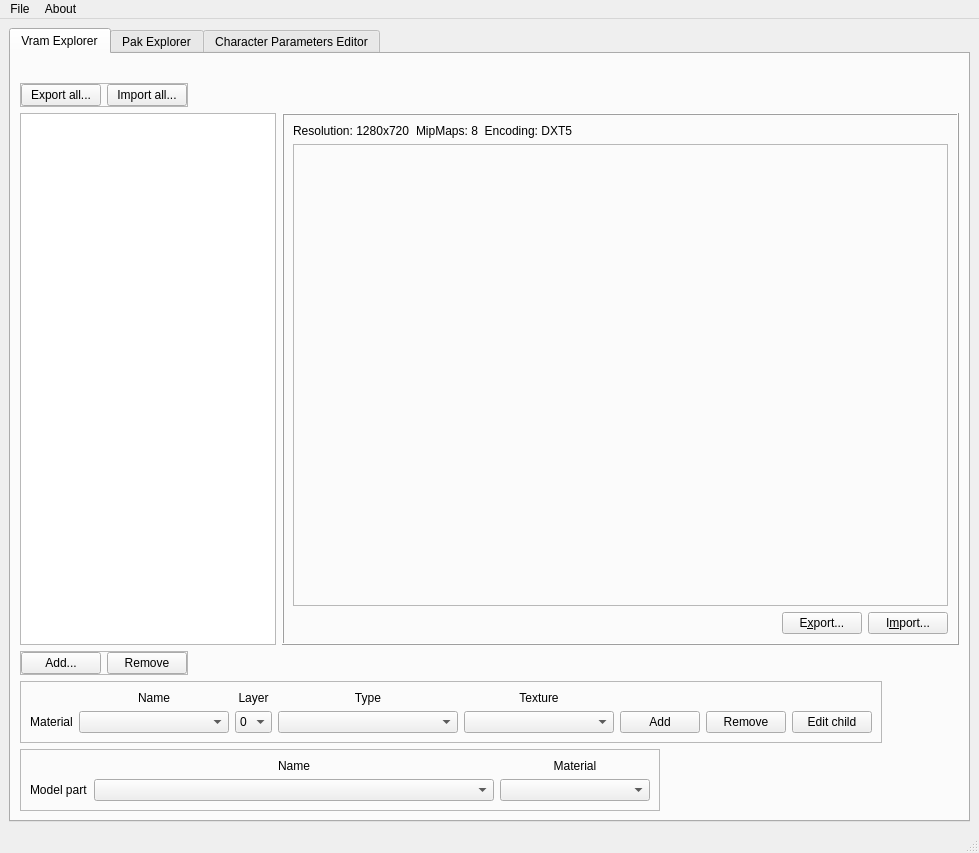
adsl14/Raging-tools, file lib/design/Raging_Tools/Raging_Tools.ui: the form before one commit.
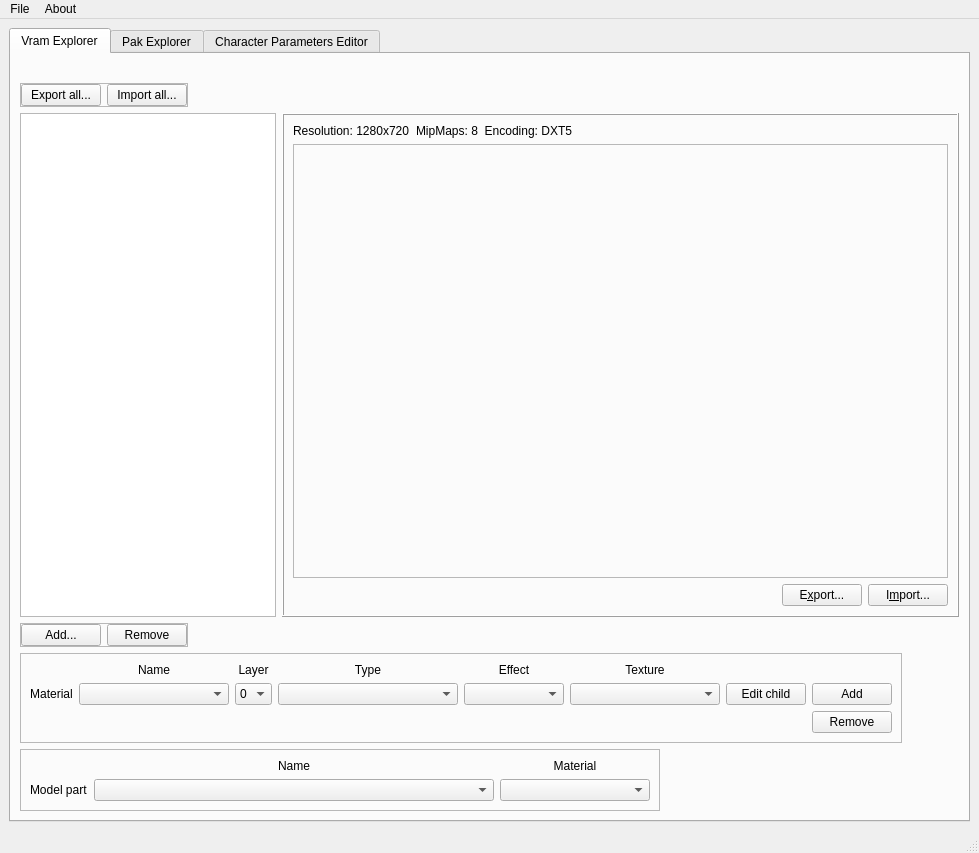
The form after the commit. Icons and pictures are not drawn.

Commit message: Added the effect of the layer (map1, damage). The layer type and effect will now be searched by the name instead by the original offset

What changed in the file:
```diff
--- a/lib/design/Raging_Tools/Raging_Tools.ui
+++ b/lib/design/Raging_Tools/Raging_Tools.ui
@@ -471,6 +471,16 @@
            <property name="horizontalSpacing">
             <number>6</number>
            </property>
+           <item row="1" column="6">
+            <widget class="QLabel" name="textureText">
+             <property name="text">
+              <string>Texture</string>
+             </property>
+             <property name="alignment">
+              <set>Qt::AlignCenter</set>
+             </property>
+            </widget>
+           </item>
            <item row="3" column="0">
             <widget class="QLabel" name="materialText">
              <property name="sizePolicy">
@@ -506,16 +516,6 @@
              </property>
             </widget>
            </item>
-           <item row="1" column="5">
-            <widget class="QLabel" name="textureText">
-             <property name="text">
-              <string>Texture</string>
-             </property>
-             <property name="alignment">
-              <set>Qt::AlignCenter</set>
-             </property>
-            </widget>
-           </item>
            <item row="1" column="4">
             <widget class="QLabel" name="typeText">
              <property name="text">
@@ -526,19 +526,6 @@
              </property>
             </widget>
            </item>
-           <item row="3" column="8">
-            <widget class="QPushButton" name="removeMaterialButton">
-             <property name="sizePolicy">
-              <sizepolicy hsizetype="Preferred" vsizetype="Fixed">
-               <horstretch>0</horstretch>
-               <verstretch>0</verstretch>
-              </sizepolicy>
-             </property>
-             <property name="text">
-              <string>Remove</string>
-             </property>
-            </widget>
-           </item>
            <item row="3" column="3">
             <widget class="QComboBox" name="layerVal">
              <property name="sizePolicy">
@@ -615,19 +602,6 @@
              </property>
             </widget>
            </item>
-           <item row="3" column="7">
-            <widget class="QPushButton" name="addMaterialButton">
-             <property name="sizePolicy">
-              <sizepolicy hsizetype="Preferred" vsizetype="Fixed">
-               <horstretch>0</horstretch>
-               <verstretch>0</verstretch>
-              </sizepolicy>
-             </property>
-             <property name="text">
-              <string>Add</string>
-             </property>
-            </widget>
-           </item>
            <item row="1" column="3">
             <widget class="QLabel" name="layerText">
              <property name="sizePolicy">
@@ -654,7 +628,7 @@
              </property>
             </widget>
            </item>
-           <item row="3" column="5">
+           <item row="3" column="6">
             <widget class="QComboBox" name="textureVal">
              <property name="sizePolicy">
               <sizepolicy hsizetype="Preferred" vsizetype="Fixed">
@@ -676,13 +650,59 @@
              </property>
             </widget>
            </item>
-           <item row="3" column="9">
+           <item row="3" column="7">
             <widget class="QPushButton" name="editMaterialChildrenButton">
              <property name="text">
               <string>Edit child</string>
              </property>
             </widget>
            </item>
+           <item row="3" column="5">
+            <widget class="QComboBox" name="effectVal">
+             <property name="minimumSize">
+              <size>
+               <width>100</width>
+               <height>0</height>
+              </size>
+             </property>
+            </widget>
+           </item>
+           <item row="4" column="9">
+            <widget class="QPushButton" name="removeMaterialButton">
+             <property name="sizePolicy">
+              <sizepolicy hsizetype="Preferred" vsizetype="Fixed">
+               <horstretch>0</horstretch>
+               <verstretch>0</verstretch>
+              </sizepolicy>
+             </property>
+             <property name="text">
+              <string>Remove</string>
+             </property>
+            </widget>
+           </item>
+           <item row="3" column="9">
+            <widget class="QPushButton" name="addMaterialButton">
+             <property name="sizePolicy">
+              <sizepolicy hsizetype="Preferred" vsizetype="Fixed">
+               <horstretch>0</horstretch>
+               <verstretch>0</verstretch>
+              </sizepolicy>
+             </property>
+             <property name="text">
+              <string>Add</string>
+             </property>
+            </widget>
+           </item>
+           <item row="1" column="5">
+            <widget class="QLabel" name="effectText">
+             <property name="text">
+              <string>Effect</string>
+             </property>
+             <property name="alignment">
+              <set>Qt::AlignCenter</set>
+             </property>
+            </widget>
+           </item>
           </layout>
          </widget>
         </item>
```
Left out of the diff: 22 changed lines with no effect on the pictures. The commit also changes 6 other files.
